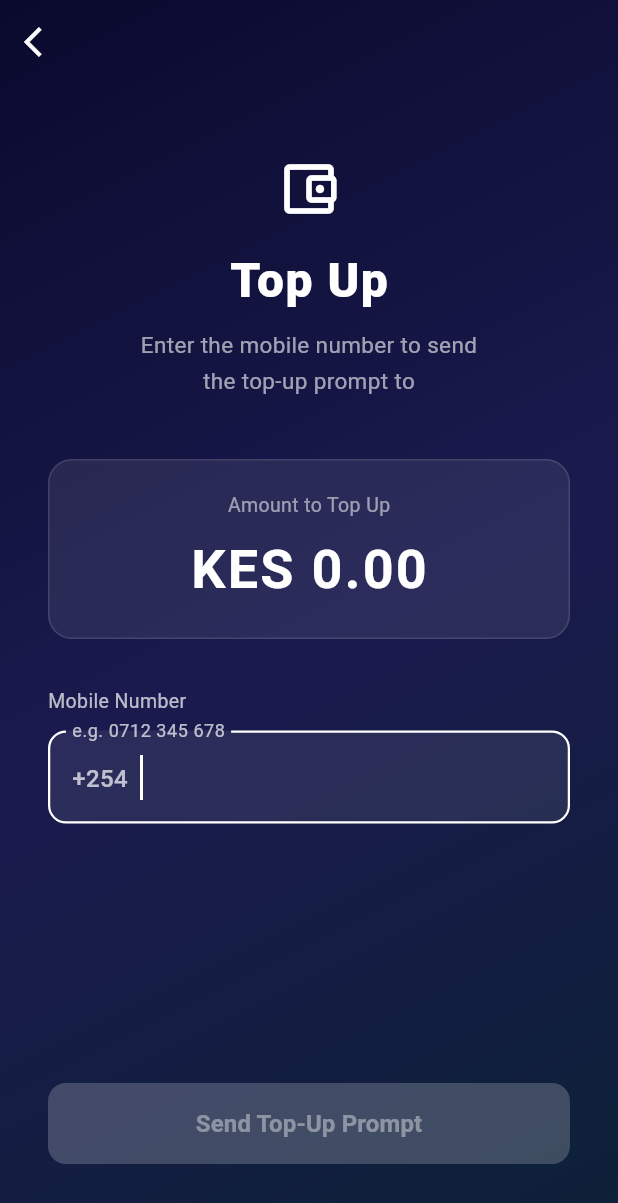
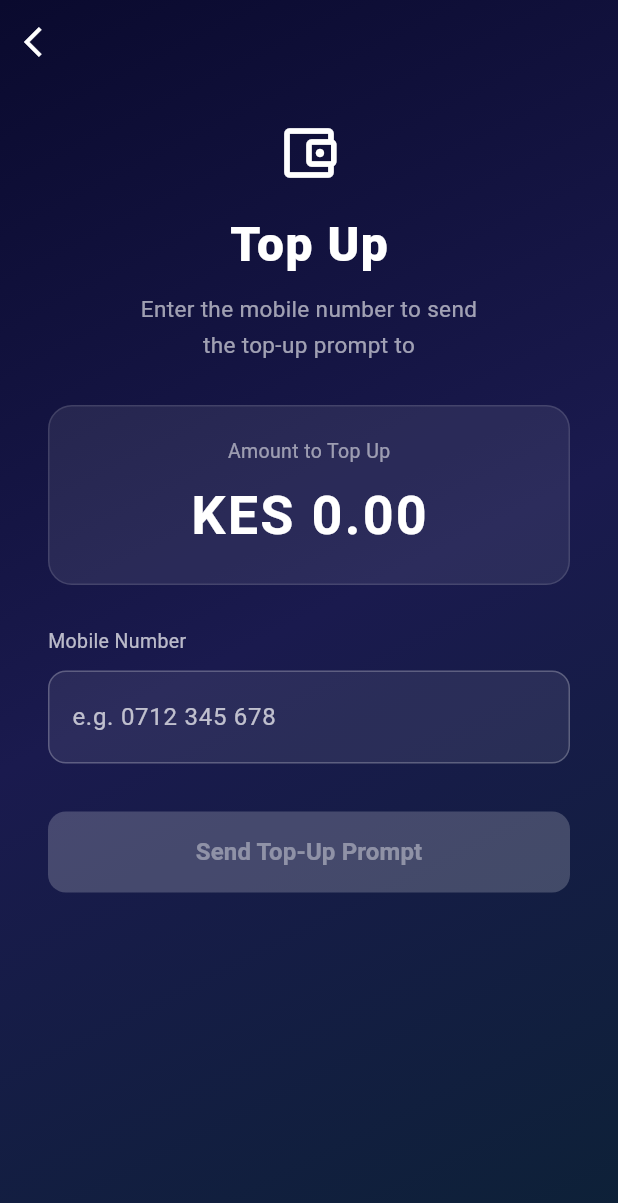
Before and after one commit to kambaikariuki/nfc_app, a Flutter app: the TopUpScreen screen opened directly with empty values, on a phone screen of 412 x 824 dp. Shown: the top 1203 px of the screen. Run offline on Flutter 3.47's test engine with Material 3 defaults, Android fonts, the phone set to English and light mode, and no system bars; our stand-ins replace shared_preferences; missing offline and left inert: flutter_nfc_kit; accounts and stored records are empty; Roboto replaces fonts that are missing (Poppins).

Commit message:
Fixed bottom pixels overflow

```diff
--- a/lib/screens/topup_screen.dart
+++ b/lib/screens/topup_screen.dart
@@ -139,12 +139,13 @@ class _TopUpScreenState extends State<TopUpScreen>
           ),
 
           SafeArea(
-            child: Padding(
+            child: SingleChildScrollView(
+              keyboardDismissBehavior: ScrollViewKeyboardDismissBehavior.onDrag,
               padding: const EdgeInsets.symmetric(horizontal: 32.0),
               child: Column(
                 crossAxisAlignment: CrossAxisAlignment.center,
                 children: [
-                  const SizedBox(height: 48),
+                  const SizedBox(height: 24),
 
                   // Title + icon
                   FadeTransition(
@@ -182,9 +183,9 @@ class _TopUpScreenState extends State<TopUpScreen>
                     ),
                   ),
 
-                  const SizedBox(height: 40),
+                  const SizedBox(height: 28),
 
-                  // Amount summary card
+                  // Amount summary
                   FadeTransition(
                     opacity: _amountFade,
                     child: Container(
@@ -224,7 +225,7 @@ class _TopUpScreenState extends State<TopUpScreen>
                     ),
                   ),
 
-                  const SizedBox(height: 32),
+                  const SizedBox(height: 28),
 
                   // Phone number input
                   FadeTransition(
@@ -261,19 +262,19 @@ class _TopUpScreenState extends State<TopUpScreen>
                             'e.g. 0712 345 678',
                             prefixText: '+254  ',
                           ),
-                          autofocus: true,
+                          autofocus: false,
                         ),
                       ],
                     ),
                   ),
 
-                  const Spacer(),
+                  const SizedBox(height: 32),
 
                   // Confirm button
                   FadeTransition(
                     opacity: _buttonFade,
                     child: Padding(
-                      padding: const EdgeInsets.only(bottom: 48.0),
+                      padding: const EdgeInsets.only(bottom: 24),
                       child: SizedBox(
                         width: double.infinity,
                         height: 54,
```
Also changed, not shown: lib/screens/withdraw_screen.dart (+8 -7 lines).
